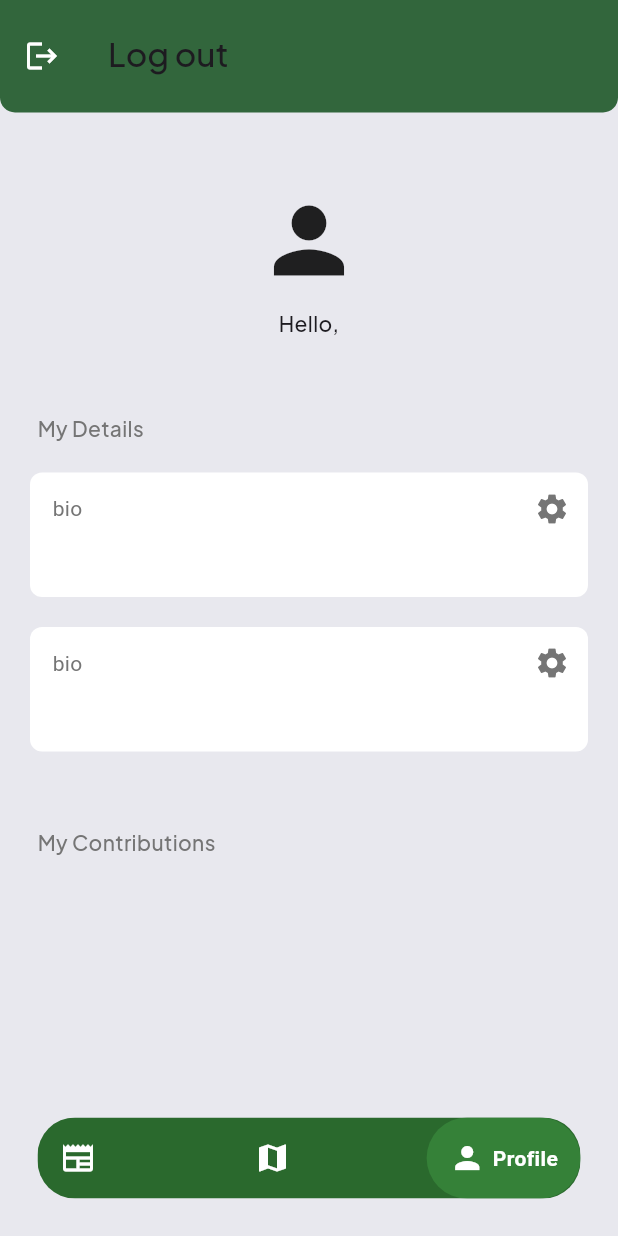
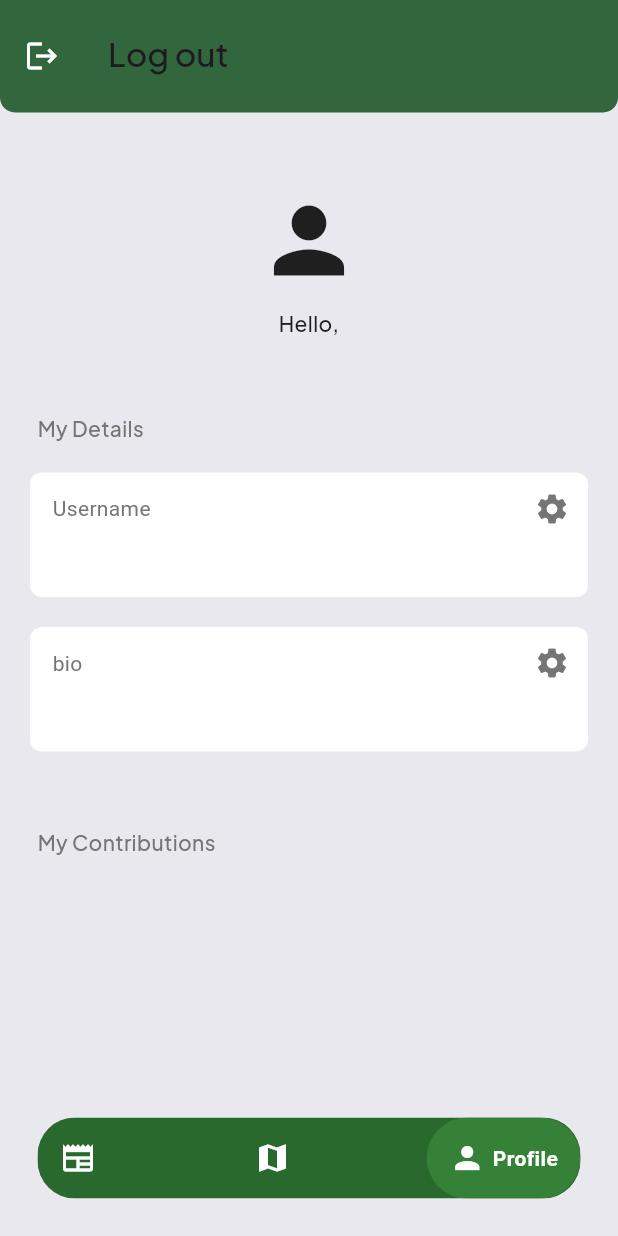
Before and after one commit to nbhan21/Cli-mate, a Flutter app: the screen it shows once a user with an empty profile is signed in, item 3 of the bottom bar chosen, on a phone screen of 412 x 824 dp. Run offline on Flutter 3.47's test engine with Material 3 defaults, Android fonts, the phone set to English and light mode, and no system bars; drawn by our look-alikes of google_nav_bar; our stand-ins replace cloud_firestore, firebase_auth, firebase_core; accounts and stored records are empty; Roboto replaces fonts that are missing (PlusJakartaFont).

Commit message:
profile page update 2

```diff
--- a/bismillahWin/lib/Pages/page_news.dart
+++ b/bismillahWin/lib/Pages/page_news.dart
@@ -12,6 +12,8 @@ class _pageNewsState extends State<pageNews> {
   Widget build(BuildContext context) {
     return Scaffold(
       backgroundColor: const Color.fromARGB(255, 232, 232, 238),
+
+      //app
       appBar: AppBar(
         automaticallyImplyLeading: false,
         shape: const RoundedRectangleBorder(
@@ -20,6 +22,8 @@ class _pageNewsState extends State<pageNews> {
             bottomRight: Radius.circular(10),)
         ),
         toolbarHeight: 75,
+        // backgroundColor: Colors.transparent,
+        // shadowColor: Colors.transparent,
         backgroundColor: const Color.fromARGB(255, 42, 105, 45),
         elevation: 10,
       ),
--- a/bismillahWin/lib/Pages/page_profile.dart
+++ b/bismillahWin/lib/Pages/page_profile.dart
@@ -22,6 +22,7 @@ class _pageProfileState extends State<pageProfile> {
     return Scaffold(
       backgroundColor: const Color.fromARGB(255, 232, 232, 238),
       appBar: AppBar(
+        // tulisan Log Out
         title: Padding(
           padding: const EdgeInsets.fromLTRB(0, 0, 0, 4),
           child: Text(
@@ -31,6 +32,8 @@ class _pageProfileState extends State<pageProfile> {
             ),
           ),
         ),
+
+        //Button Log Out
         leading: IconButton(
           icon: Icon(Icons.logout, color: Colors.white),
           onPressed: () async {
@@ -113,7 +116,7 @@ class _pageProfileState extends State<pageProfile> {
                 //user name
                 textBox(
                   text: userData['username'],
-                  sectionName: 'bio',
+                  sectionName: 'Username',
                   onPressed: () => editField('username'),
                 ),
 
```
